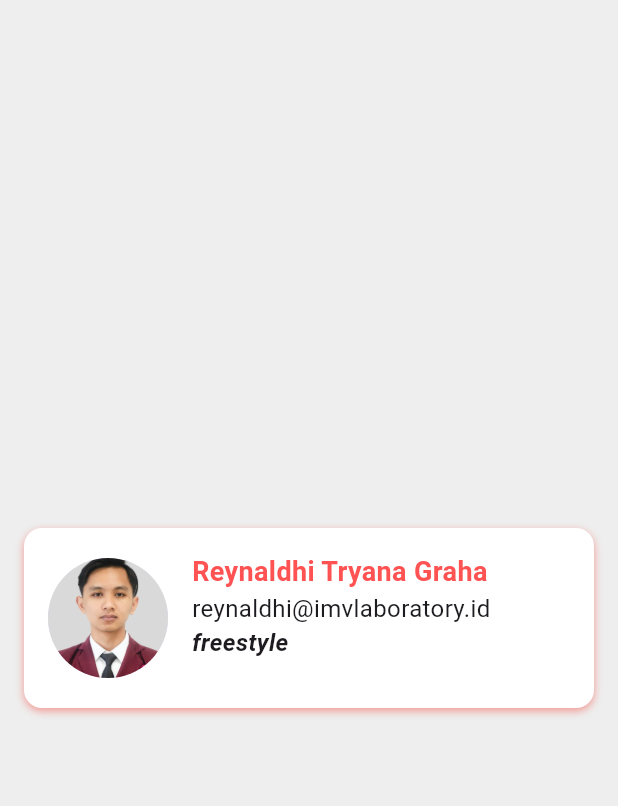
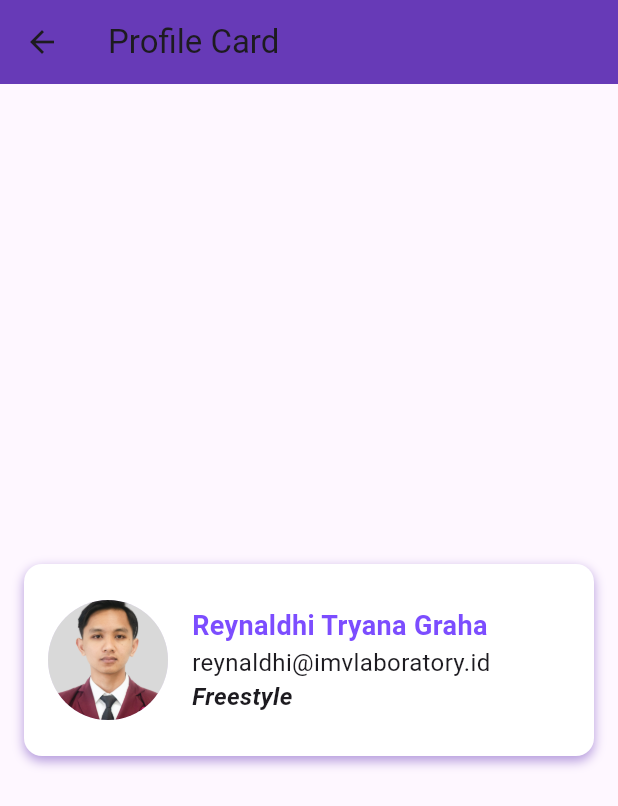
Before and after one commit to UnknownVisuals/Learn_Flutter, a Flutter app: the ProfileCard screen opened directly, on a phone screen of 412 x 824 dp. Shown: the top 806 px of the screen. Run offline on Flutter 3.47's test engine with Material 3 defaults, Android fonts, the phone set to English and light mode, and no system bars.

```diff
--- a/lib/main.dart
+++ b/lib/main.dart
@@ -1,5 +1,5 @@
 import 'package:flutter/material.dart';
-import 'package:learn_flutter/profile_card.dart';
+import 'package:learn_flutter/login_page.dart';
 
 void main() {
   runApp(const MyApp());
@@ -16,7 +16,7 @@ class MyApp extends StatelessWidget {
         colorScheme: ColorScheme.fromSeed(seedColor: Colors.deepPurple),
         useMaterial3: true,
       ),
-      home: const ProfileCard(),
+      home: const LoginPage(),
     );
   }
 }
--- a/lib/profile_card.dart
+++ b/lib/profile_card.dart
@@ -11,20 +11,23 @@ class _ProfileCardState extends State<ProfileCard> {
   @override
   Widget build(BuildContext context) {
     return Scaffold(
-      backgroundColor: Colors.grey[200],
+      appBar: AppBar(
+        title: const Text('Profile Card'),
+        backgroundColor: Colors.deepPurple,
+      ),
       body: Center(
         child: Container(
           padding: const EdgeInsets.all(16),
           margin: const EdgeInsets.all(16),
-          height: 120,
+          height: 128,
           decoration: BoxDecoration(
             color: Colors.white,
             borderRadius: BorderRadius.circular(12),
             boxShadow: [
               BoxShadow(
-                color: Colors.red.withOpacity(0.5),
-                blurRadius: 4,
-                offset: const Offset(0, 2),
+                color: Colors.deepPurple.withOpacity(0.5),
+                blurRadius: 6,
+                offset: const Offset(0, 3),
               ),
             ],
           ),
@@ -36,13 +39,14 @@ class _ProfileCardState extends State<ProfileCard> {
                 width: 80,
                 height: 80,
                 child: CircleAvatar(
-                  radius: 50,
+                  radius: 40,
                   backgroundImage: AssetImage('assets/REY.jpg'),
                 ),
               ),
               SizedBox(width: 16),
-              Column(
-                mainAxisAlignment: MainAxisAlignment.start,
+              Expanded(
+                child: Column(
+                  mainAxisAlignment: MainAxisAlignment.center,
                   crossAxisAlignment: CrossAxisAlignment.start,
                   children: [
                     Text(
@@ -50,7 +54,7 @@ class _ProfileCardState extends State<ProfileCard> {
                       style: TextStyle(
                         fontSize: 18,
                         fontWeight: FontWeight.bold,
-                      color: Colors.redAccent,
+                        color: Colors.deepPurpleAccent,
                       ),
                     ),
                     Text(
@@ -58,7 +62,7 @@ class _ProfileCardState extends State<ProfileCard> {
                       style: TextStyle(fontSize: 16),
                     ),
                     Text(
-                    'freestyle',
+                      'Freestyle',
                       style: TextStyle(
                         fontSize: 16,
                         fontWeight: FontWeight.bold,
@@ -67,6 +71,7 @@ class _ProfileCardState extends State<ProfileCard> {
                     ),
                   ],
                 ),
+              ),
             ],
           ),
         ),
```
Also changed, not shown: lib/login_page.dart (+99 -1 lines). Lines whose indentation alone changed are shown as unchanged.
